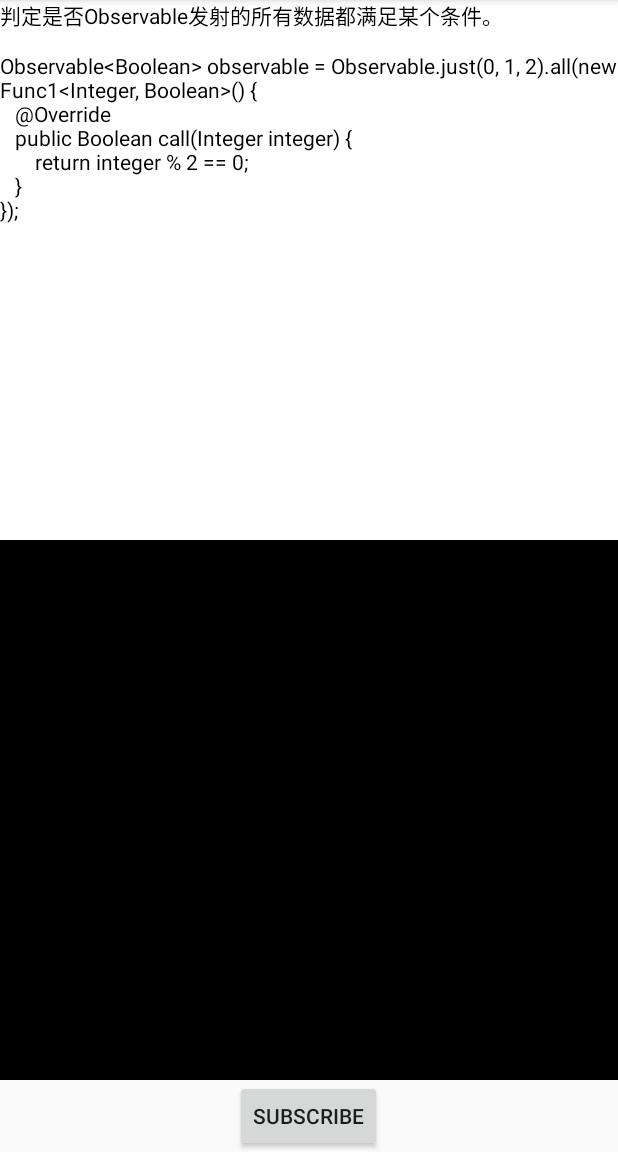
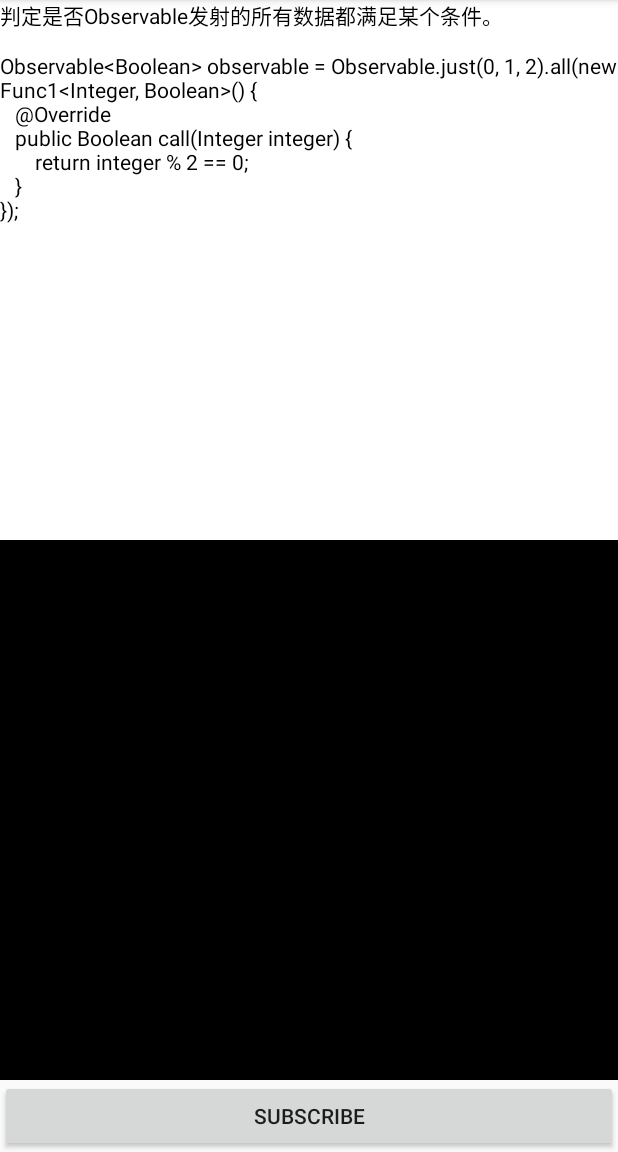
Before and after one commit to nw000/RxJavaAPI, an Android app: the AllActivity screen opened directly, with no data from a screen before it, on a phone screen of 412 x 824 dp, the part 84-1236 px from its top. Run offline under Robolectric (Android 15) with nearby library versions, the phone set to English and light mode, and no system bars; libraries missing offline, so code that uses them is left out: rx.android.schedulers, rx.functions; 1 statement that could not run was skipped.

Commit message:
Add files via upload

```diff
--- a/app/src/main/res/layout/activity_sample.xml
+++ b/app/src/main/res/layout/activity_sample.xml
@@ -38,21 +38,30 @@
 
         <Button
             android:id="@+id/btn_subscribe"
-            android:layout_width="wrap_content"
+            android:layout_width="match_parent"
             android:layout_height="wrap_content"
+            android:layout_weight="1"
+            android:ellipsize="middle"
+            android:maxLines="2"
             android:text="subscribe" />
 
         <Button
             android:id="@+id/btn_subscribe2"
-            android:layout_width="wrap_content"
+            android:layout_width="match_parent"
             android:layout_height="wrap_content"
+            android:layout_weight="1"
+            android:ellipsize="middle"
+            android:maxLines="2"
             android:text="subscribe2"
             android:visibility="gone" />
 
         <Button
             android:id="@+id/btn_subscribe3"
-            android:layout_width="wrap_content"
+            android:layout_width="match_parent"
             android:layout_height="wrap_content"
+            android:layout_weight="1"
+            android:ellipsize="middle"
+            android:maxLines="2"
             android:text="subscribe3"
             android:visibility="gone" />
     </LinearLayout>
```
